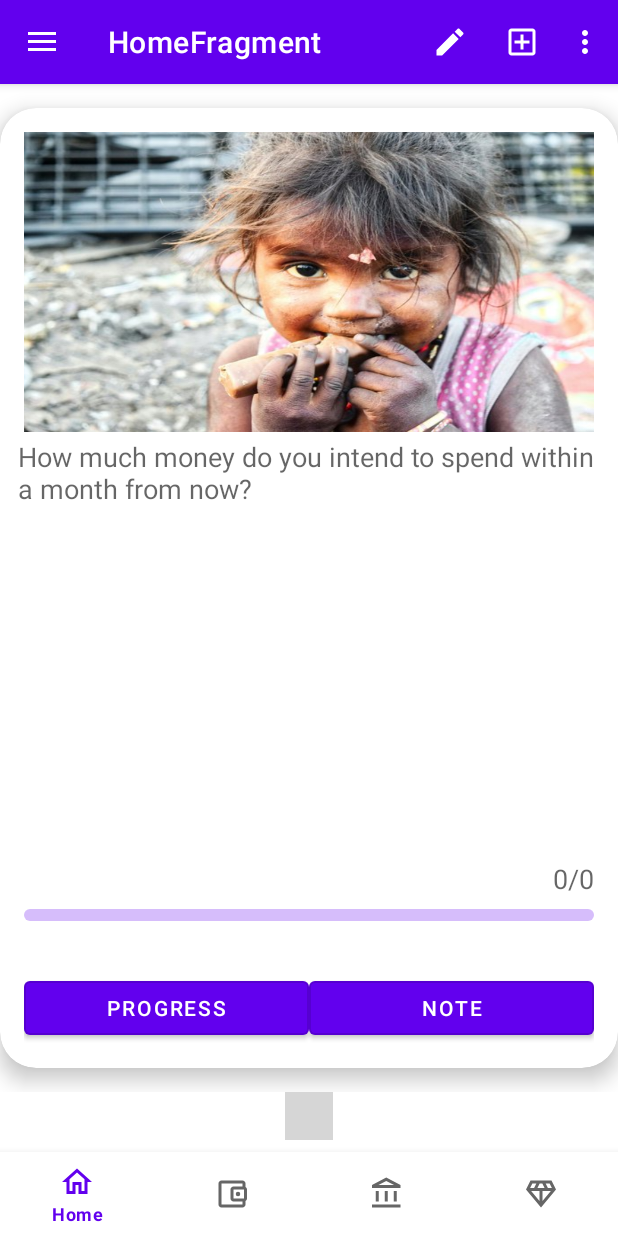
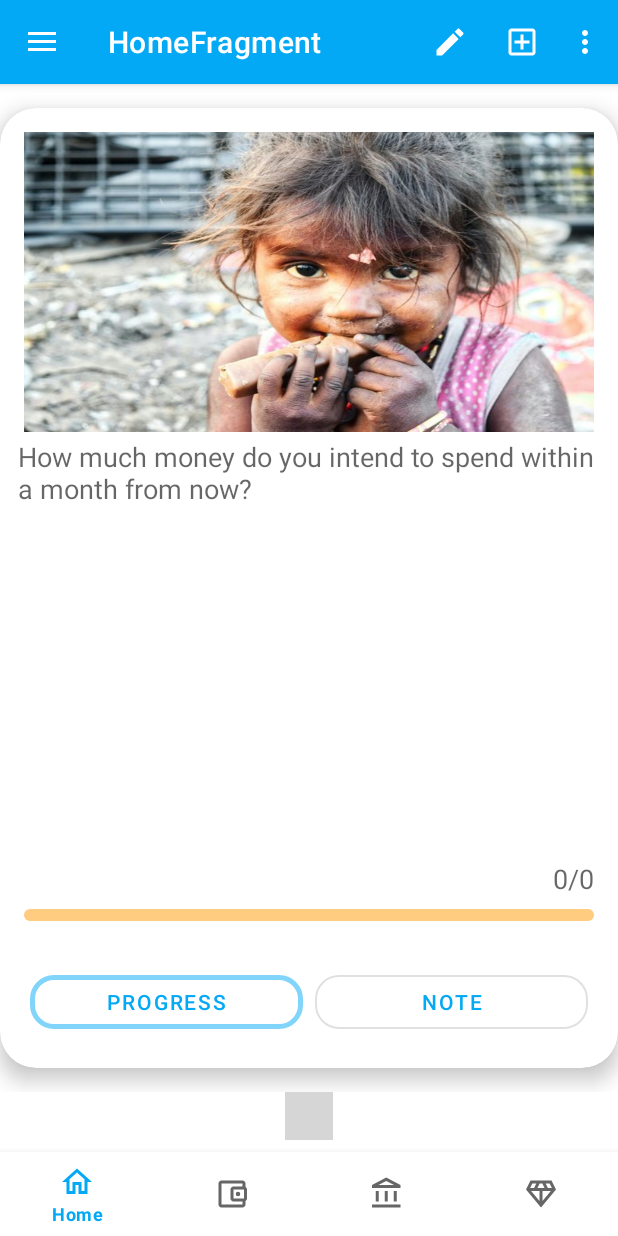
Before and after one commit to engamrdiab52/Charity, an Android app: the screen it shows after launch (MainActivity), after a tap on "OK", on a phone screen of 412 x 824 dp. Run offline under Robolectric (Android 15) with nearby library versions, the light colour scheme and no system bars; our stand-ins replace data binding, navigation-ui; libraries missing offline, so code that uses them is left out: com.afollestad.materialdialogs, com.tbuonomo.viewpagerdotsindicator; plain views replace SpringDotsIndicator; 11 statements that could not run were skipped; grey boxes are pictures that could not be loaded.

Commit message:
reformate code

```diff
--- a/app/src/main/java/com/amrabdelhamiddiab/charity/CharityApp.kt
+++ b/app/src/main/java/com/amrabdelhamiddiab/charity/CharityApp.kt
@@ -4,9 +4,8 @@ import android.app.Application
 import android.app.NotificationChannel
 import android.app.NotificationManager
 import android.os.Build
-import com.amrabdelhamiddiab.charity.frameWork.CharityViewModel
 import com.amrabdelhamiddiab.charity.frameWork.CharityViewModelFactory
-import com.amrabdelhamiddiab.charity.frameWork.Constants.CHANNEL_ID_PERIOD_WORK
+import com.amrabdelhamiddiab.core.domain.Constants.CHANNEL_ID_PERIOD_WORK
 
 class CharityApp : Application() {
     override fun onCreate() {
--- a/app/src/main/java/com/amrabdelhamiddiab/charity/frameWork/PeriodicBackgroundNotification.kt
+++ b/app/src/main/java/com/amrabdelhamiddiab/charity/frameWork/PeriodicBackgroundNotification.kt
@@ -11,7 +11,7 @@ import androidx.work.Worker
 import androidx.work.WorkerParameters
 import com.amrabdelhamiddiab.charity.MainActivity
 import com.amrabdelhamiddiab.charity.R
-import com.amrabdelhamiddiab.charity.frameWork.Constants.CHANNEL_ID_PERIOD_WORK
+import com.amrabdelhamiddiab.core.domain.Constants.CHANNEL_ID_PERIOD_WORK
 
 class PeriodicBackgroundNotification(
     private val context: Context,
--- a/app/src/main/java/com/amrabdelhamiddiab/charity/presentation/home/HomeFragment.kt
+++ b/app/src/main/java/com/amrabdelhamiddiab/charity/presentation/home/HomeFragment.kt
@@ -14,7 +14,6 @@ import com.amrabdelhamiddiab.charity.R
 import com.amrabdelhamiddiab.charity.databinding.FragmentHomeBinding
 import com.amrabdelhamiddiab.charity.frameWork.CharityViewModelFactory
 import com.amrabdelhamiddiab.charity.frameWork.HorizontalMarginItemDecoration
-import com.amrabdelhamiddiab.charity.frameWork.ViewPagerAdapter
 import com.amrabdelhamiddiab.charity.frameWork.targetScreenDataList
 import com.tbuonomo.viewpagerdotsindicator.SpringDotsIndicator
 
@@ -97,6 +96,9 @@ class HomeFragment : Fragment() {
                     viewModel.counterForFakeTime = 0
                 }
                 viewModel.fakeTime += DAY
+                Log.d(TAG, "${viewModel.fakeTime} +  ${viewModel.counterForFakeTime}")
+                adapter.run { notifyDataSetChanged() }
+
                 true
             }
             else -> super.onOptionsItemSelected(item)
--- a/app/src/main/java/com/amrabdelhamiddiab/charity/frameWork/ViewPagerAdapter.kt
+++ b/app/src/main/java/com/amrabdelhamiddiab/charity/presentation/home/ViewPagerAdapter.kt
@@ -1,4 +1,4 @@
-package com.amrabdelhamiddiab.charity.frameWork
+package com.amrabdelhamiddiab.charity.presentation.home
 
 import android.content.Context
 import android.text.Editable
@@ -18,16 +18,17 @@ import com.afollestad.materialdialogs.customview.customView
 import com.afollestad.materialdialogs.customview.getCustomView
 import com.amrabdelhamiddiab.charity.MainActivity.Companion.TAG
 import com.amrabdelhamiddiab.charity.R
-import com.amrabdelhamiddiab.charity.presentation.home.HomeFragment
-import com.amrabdelhamiddiab.charity.presentation.home.HomeViewModel
+import com.amrabdelhamiddiab.charity.frameWork.TargetScreenData
+import com.google.android.material.button.MaterialButton
 import com.google.android.material.progressindicator.LinearProgressIndicator
 import com.google.android.material.textfield.TextInputEditText
+import kotlin.math.roundToInt
 
 class ViewPagerAdapter(
     private val targetList: List<TargetScreenData>,
     private val viewModel: HomeViewModel,
     private val context: Context,
-    private val onClickListener: ViewPagerAdapter.OnClickListener
+    private val onClickListener: OnClickListener
 
 ) :
     RecyclerView.Adapter<ViewPagerAdapter.ViewPagerHolder>() {
@@ -49,25 +50,41 @@ class ViewPagerAdapter(
         return targetList.size
     }
 
-  inner  class ViewPagerHolder(itemView: View) : RecyclerView.ViewHolder(itemView) {
+    override fun getItemViewType(position: Int): Int {
+        return when (position) {
+            0 -> MONEY
+            1 -> HELP
+            2 -> KIND
+            3 -> PRAY
+            4 -> SMILE
+            5 -> SHARE
+            else -> MONEY
+        }
+
+    }
+
+    inner class ViewPagerHolder(itemView: View) : RecyclerView.ViewHolder(itemView) {
 
         private val ivSliderImage = itemView.findViewById<ImageView>(R.id.imageView)
         private val tvDescription = itemView.findViewById<TextView>(R.id.text_view_description)
-        private val progressIndicator =
+        private var progressIndicator =
             itemView.findViewById<LinearProgressIndicator>(R.id.progress_bar)
         private val currentRatio = itemView.findViewById<TextView>(R.id.text_view_current_max_value)
         private val statusTv = itemView.findViewById<TextView>(R.id.tv_status)
-        private val editGoalButton = itemView.findViewById<Button>(R.id.btn_edit_goal)
-      private val imageViewCompleted = itemView.findViewById<ImageView>(R.id.image_view_completed)
+        private val editGoalButton = itemView.findViewById<MaterialButton>(R.id.btn_edit_goal)
+        private val imageViewCompleted = itemView.findViewById<ImageView>(R.id.image_view_completed)
         fun bind(image: Int, viewModel: HomeViewModel, itemString: Int) {
-            when (image) {
-                R.drawable.money_image -> {
+            when (itemViewType) {
+                MONEY -> {
+
                     //////////////////////////////////////
                     "${viewModel.moneyCurrentValue}/${viewModel.moneyMaxValue}".also {
                         currentRatio.text = it
                     }
                     tvDescription.setText(R.string.money_description)
                     ivSliderImage.setImageResource(R.drawable.money_image)
+                    progressIndicator.setProgressCompat(((viewModel.moneyCurrentValue/viewModel.moneyMaxValue.toFloat())*100).roundToInt(), false)
+                   // progressIndicator.max = viewModel.moneyMaxValue
                     ///////////////////////////////////
                     estimateProgress(
                         viewModel.moneyCurrentValue, viewModel.moneyMaxValue, statusTv
@@ -79,17 +96,19 @@ class ViewPagerAdapter(
                             currentRatio,
                             viewModel.moneyMaxValue,
                             viewModel.moneyCurrentValue,
-                            image
+                            MONEY
                         )
                     }
                 }
-                R.drawable.help_image -> {
+                HELP -> {
                     /////////////////////////
                     "${viewModel.helpCurrentValue}/${viewModel.helpMaxValue}".also {
                         currentRatio.text = it
                     }
                     tvDescription.setText(R.string.help_description)
                     ivSliderImage.setImageResource(R.drawable.help_image)
+                    progressIndicator.setProgressCompat(((viewModel.helpCurrentValue/viewModel.helpMaxValue.toFloat())*100).roundToInt(), false)
+                  //  progressIndicator.max = viewModel.helpMaxValue
                     ////////////////////////
                     estimateProgress(
                         viewModel.helpCurrentValue,
@@ -103,17 +122,19 @@ class ViewPagerAdapter(
                             currentRatio,
                             viewModel.helpMaxValue,
                             viewModel.helpCurrentValue,
-                            image
+                            HELP
                         )
                     }
                 }
-                R.drawable.kind_image -> {
+                KIND -> {
                     /////////////////////////
                     "${viewModel.kindCurrentValue}/${viewModel.kindMaxValue}".also {
                         currentRatio.text = it
                     }
                     tvDescription.setText(R.string.kind_description)
                     ivSliderImage.setImageResource(R.drawable.kind_image)
+                    progressIndicator.setProgressCompat(((viewModel.kindCurrentValue/viewModel.kindMaxValue.toFloat())*100).roundToInt(), false)
+                   // progressIndicator.max = viewModel.kindMaxValue
                     /////////////////////////
                     estimateProgress(
                         viewModel.kindCurrentValue,
@@ -128,17 +149,20 @@ class ViewPagerAdapter(
                             currentRatio,
                             viewModel.kindMaxValue,
                             viewModel.kindCurrentValue,
-                            image
+                            KIND
                         )
+
                     }
                 }
-                R.drawable.pray_image -> {
+                PRAY -> {
                     /////////////////////////
                     "${viewModel.prayCurrentValue}/${viewModel.prayMaxValue}".also {
                         currentRatio.text = it
                     }
                     tvDescription.setText(R.string.pray_description)
                     ivSliderImage.setImageResource(R.drawable.pray_image)
+                    progressIndicator.setProgressCompat(((viewModel.prayCurrentValue/viewModel.prayMaxValue.toFloat())*100).roundToInt(), false)
+                  //  progressIndicator.max = viewModel.prayMaxValue
                     /////////////////////////
                     estimateProgress(
                         viewModel.prayCurrentValue,
@@ -152,17 +176,19 @@ class ViewPagerAdapter(
                             currentRatio,
                             viewModel.prayMaxValue,
                             viewModel.prayCurrentValue,
-                            image
+                            PRAY
                         )
                     }
                 }
-                R.drawable.smile_image -> {
+                SMILE -> {
                     /////////////////////////
                     "${viewModel.smileCurrentValue}/${viewModel.smileMaxValue}".also {
                         currentRatio.text = it
                     }
                     tvDescription.setText(R.string.smile_description)
                     ivSliderImage.setImageResource(R.drawable.smile_image)
+                    progressIndicator.setProgressCompat(((viewModel.smileCurrentValue/viewModel.smileMaxValue.toFloat())*100).roundToInt(), false)
+                   // progressIndicator.max = viewModel.smileMaxValue
                     /////////////////////////
                     estimateProgress(
                         viewModel.smileCurrentValue,
@@ -176,17 +202,19 @@ class ViewPagerAdapter(
                             currentRatio,
                             viewModel.smileMaxValue,
                             viewModel.smileCurrentValue,
-                            image
+                            SMILE
                         )
                     }
                 }
-                R.drawable.share_image -> {
+                SHARE -> {
                     /////////////////////////
                     "${viewModel.shareCurrentValue}/${viewModel.shareMaxValue}".also {
                         currentRatio.text = it
                     }
                     tvDescription.setText(R.string.share_description)
                     ivSliderImage.setImageResource(R.drawable.share_image)
+                    progressIndicator.setProgressCompat(((viewModel.shareCurrentValue/viewModel.shareMaxValue.toFloat())*100).roundToInt(), false)
+                   // progressIndicator.max = viewModel.shareMaxValue
                     /////////////////////////
                     estimateProgress(
                         viewModel.shareCurrentValue,
@@ -200,12 +228,13 @@ class ViewPagerAdapter(
                             currentRatio,
                             viewModel.shareMaxValue,
                             viewModel.shareCurrentValue,
-                            image
+                            SHARE
                         )
                     }
                 }
             }
         }
+
         private fun estimateProgress(currentValue: Int, maximumValue: Int, statusView: TextView) {
             val value = ((currentValue / maximumValue.toDouble()) * 100)
             val week = estimateWeek()
@@ -227,7 +256,7 @@ class ViewPagerAdapter(
                     value = 3
                 }
                 ((viewModel.savedTime + viewModel.fakeTime) - viewModel.savedTime) > (HomeFragment.DAY * 7 * 3) &&
-                        ((viewModel.savedTime + viewModel.fakeTime) - viewModel.savedTime) <= (HomeFragment.DAY * 7 * 4) -> {
+                        ((viewModel.savedTime + viewModel.fakeTime) - viewModel.savedTime) < ((HomeFragment.DAY * 7 * 4) + HomeFragment.DAY) -> {
                     value = 4
                 }
             }
@@ -265,8 +294,6 @@ class ViewPagerAdapter(
                     }
                 }
             }
-            //   Log.d(TAG, "writeTextStatus    $value   $n")
-
         }
 
         private fun displaySuccessDialog(
@@ -274,7 +301,7 @@ class ViewPagerAdapter(
             textView: TextView,
             maxValue: Int,
             currentValue: Int,
-            imageResource: Int
+            itemType: Int
         ) {
             var value = 0
             var valueString: String? = ""
@@ -284,8 +311,8 @@ class ViewPagerAdapter(
                 context
             ).customView(R.layout.layout_bottom_sheet).cornerRadius(8f)
                 .positiveButton(R.string.text_ok).onDismiss {
-                    when (imageResource) {
-                        R.drawable.money_image -> {
+                    when (itemType) {
+                        MONEY -> {
                             maxValueFromViewModel = viewModel.moneyMaxValue
                             if (!valueString.isNullOrBlank()) {
                                 if (value <= maxValueFromViewModel) {
@@ -305,13 +332,8 @@ class ViewPagerAdapter(
                                 }
                             }
                             valueFromViewModel = viewModel.moneyCurrentValue
-
-                            Log.d(
-                                TAG,
-                                valueFromViewModel.toString() + maxValueFromViewModel.toString()
-                            )
                         }
-                        R.drawable.help_image -> {
+                        HELP -> {
                             maxValueFromViewModel = viewModel.helpMaxValue
                             if (!valueString.isNullOrBlank()) {
                                 if (value <= maxValueFromViewModel) {
@@ -333,7 +355,7 @@ class ViewPagerAdapter(
                             valueFromViewModel = viewModel.helpCurrentValue
 
                         }
-                        R.drawable.kind_image -> {
+                        KIND -> {
                             maxValueFromViewModel = viewModel.kindMaxValue
                             if (!valueString.isNullOrBlank()) {
                                 if (value <= maxValueFromViewModel) {
@@ -354,7 +376,7 @@ class ViewPagerAdapter(
                             }
                             valueFromViewModel = viewModel.kindCurrentValue
                         }
-                        R.drawable.pray_image -> {
+                        PRAY -> {
                             maxValueFromViewModel = viewModel.prayMaxValue
                             if (!valueString.isNullOrBlank()) {
                                 if (value <= maxValueFromViewModel) {
@@ -376,7 +398,7 @@ class ViewPagerAdapter(
                             valueFromViewModel = viewModel.prayCurrentValue
 
                         }
-                        R.drawable.smile_image -> {
+                        SMILE -> {
                             maxValueFromViewModel = viewModel.smileMaxValue
                             if (!valueString.isNullOrBlank()) {
                                 if (value <= maxValueFromViewModel) {
@@ -397,7 +419,7 @@ class ViewPagerAdapter(
                             }
                             valueFromViewModel = viewModel.smileCurrentValue
                         }
-                        R.drawable.share_image -> {
+                        SHARE -> {
                             maxValueFromViewModel = viewModel.shareMaxValue
                             if (!valueString.isNullOrBlank()) {
                                 if (value <= maxValueFromViewModel) {
@@ -406,7 +428,7 @@ class ViewPagerAdapter(
                                     Toast.makeText(
                                         context,
                                         "Error value",
-                                        Toast.LENGTH_SHORT
+                                        Toast.LENGTH_LONG
                                     )
                                         .show()
                                 }
@@ -420,9 +442,8 @@ class ViewPagerAdapter(
 
                         }
                     }
-                    progressIndicator.progress = valueFromViewModel
+                    progressIndicator.setProgressCompat(((valueFromViewModel/maxValueFromViewModel.toFloat())*100).roundToInt(), false)
                     "$valueFromViewModel/$maxValueFromViewModel".also { textView.text = it }
-                  //  displayToast(valueFromViewModel.toString())
                 }
 
             val custom = layoutMe.getCustomView()
@@ -452,7 +473,16 @@ class ViewPagerAdapter(
 
     }
 
- class OnClickListener(val clickListener: (imageResource: Int) -> Unit) {
-    fun onClick(imageResource: Int) = clickListener(imageResource)
+    class OnClickListener(val clickListener: (imageResource: Int) -> Unit) {
+        fun onClick(imageResource: Int) = clickListener(imageResource)
+    }
+
+    companion object {
+        private const val MONEY : Int = 0
+        private const val HELP : Int = 1
+        private const val KIND : Int = 2
+        private const val PRAY : Int = 3
+        private const val SMILE : Int = 4
+        private const val SHARE : Int = 5
+    }
 }
-}
--- a/app/src/main/res/layout/fragment_home.xml
+++ b/app/src/main/res/layout/fragment_home.xml
@@ -27,11 +27,11 @@
             android:layout_marginTop="0dp"
             android:layout_marginBottom="8dp"
             app:dampingRatio="0.5"
-            app:dotsColor="@color/purple_500"
+            app:dotsColor="@color/orange_700"
             app:dotsCornerRadius="4dp"
             app:dotsSize="8dp"
             app:dotsSpacing="6dp"
-            app:dotsStrokeColor="@color/md_disabled_text_dark_theme"
+            app:dotsStrokeColor="@color/blue_200"
             app:dotsStrokeWidth="2dp"
             app:layout_constraintBottom_toBottomOf="parent"
             app:layout_constraintEnd_toEndOf="parent"
--- a/app/src/main/res/layout/item_view_pager.xml
+++ b/app/src/main/res/layout/item_view_pager.xml
@@ -51,21 +51,25 @@
             android:layout_marginBottom="90dp"
             android:contentDescription="@string/status_bar"
             android:elevation="4dp"
+            android:max="100"
+            app:trackColor="@color/orange_200"
+            app:indicatorColor="@color/orange_700"
             app:indicatorDirectionLinear="startToEnd"
             app:layout_constraintBottom_toBottomOf="parent"
             app:layout_constraintEnd_toEndOf="parent"
             app:layout_constraintStart_toStartOf="parent"
             app:trackCornerRadius="5dp"
             app:trackThickness="8dp" />
+
         <TextView
             android:id="@+id/text_view_current_max_value"
             android:layout_width="wrap_content"
             android:layout_height="wrap_content"
             android:layout_marginEnd="8dp"
-            android:layout_marginBottom="8dp"
             android:textAppearance="@style/TextAppearance.AppCompat.Medium"
-            app:layout_constraintBottom_toTopOf="@+id/progress_bar"
+            app:layout_constraintBottom_toBottomOf="@+id/tv_status"
             app:layout_constraintEnd_toEndOf="parent"
+            app:layout_constraintTop_toTopOf="@+id/tv_status"
             tools:text="20/80" />
 
         <ImageView
@@ -84,11 +88,11 @@
             android:id="@+id/tv_status"
             android:layout_width="wrap_content"
             android:layout_height="wrap_content"
-            android:layout_marginTop="8dp"
-            android:layout_marginEnd="8dp"
+            android:layout_marginStart="8dp"
+            android:layout_marginBottom="8dp"
             android:textAppearance="@style/TextAppearance.AppCompat.Medium"
-            app:layout_constraintEnd_toStartOf="@+id/image_view_completed"
-            app:layout_constraintTop_toBottomOf="@+id/progress_bar"
+            app:layout_constraintBottom_toTopOf="@+id/progress_bar"
+            app:layout_constraintStart_toStartOf="parent"
             tools:text="You can edit the target" />
 
         <LinearLayout
@@ -102,21 +106,28 @@
             app:layout_constraintEnd_toEndOf="parent"
             app:layout_constraintStart_toStartOf="parent">
 
-            <Button
+            <com.google.android.material.button.MaterialButton
                 android:id="@+id/btn_edit_goal"
                 android:layout_width="match_parent"
                 android:layout_height="wrap_content"
                 android:layout_weight="1"
+                app:elevation="4dp"
+                app:strokeWidth="3dp"
+                app:strokeColor="@color/blue_200"
+                android:layout_margin="4dp"
+                app:cornerRadius="16dp"
                 android:text="@string/edit_goal"
-                android:theme="@style/Widget.MaterialComponents.Button.OutlinedButton" />
+                style="@style/Widget.MaterialComponents.Button.OutlinedButton" />
 
-            <Button
+            <com.google.android.material.button.MaterialButton
                 android:id="@+id/write_note"
                 android:layout_width="match_parent"
                 android:layout_height="wrap_content"
                 android:layout_weight="1"
+                android:layout_margin="4dp"
+                app:cornerRadius="16dp"
                 android:text="@string/note"
-                android:theme="@style/Widget.MaterialComponents.Button.OutlinedButton" />
+                style="@style/Widget.MaterialComponents.Button.OutlinedButton" />
         </LinearLayout>
 
     </androidx.constraintlayout.widget.ConstraintLayout>
--- a/app/src/main/res/layout/layout_bottom_sheet.xml
+++ b/app/src/main/res/layout/layout_bottom_sheet.xml
@@ -3,6 +3,7 @@
     xmlns:tools="http://schemas.android.com/tools"
     android:layout_width="match_parent"
     android:layout_height="wrap_content"
+    android:background="@color/white_gray"
     xmlns:app="http://schemas.android.com/apk/res-auto">
 
     <TextView
@@ -63,6 +64,7 @@
 
         <com.google.android.material.textfield.TextInputEditText
             android:id="@+id/edit_text_new_value"
+            android:background="@color/white"
             android:layout_width="match_parent"
             android:layout_height="wrap_content"
             android:inputType="number"
--- a/app/src/main/res/values/colors.xml
+++ b/app/src/main/res/values/colors.xml
@@ -10,4 +10,11 @@
     <color name="red">#F40909</color>
     <color name="yellow">#FFEB3B</color>
     <color name="gray">#6A6565</color>
+    <color name="white_gray">#F3F3F3</color>
+
+    <color name="blue_200">#81D4FA</color>
+    <color name="blue_500">#03A9F4</color>
+    <color name="blue_700">#0288D1</color>
+    <color name="orange_200">#FFCC80</color>
+    <color name="orange_700">#F57C00</color>
 </resources>
--- a/app/src/main/res/values/themes.xml
+++ b/app/src/main/res/values/themes.xml
@@ -2,15 +2,15 @@
     <!-- Base application theme. -->
     <style name="Theme.Charity" parent="Theme.MaterialComponents.DayNight.DarkActionBar">
         <!-- Primary brand color. -->
-        <item name="colorPrimary">@color/purple_500</item>
-        <item name="colorPrimaryVariant">@color/purple_700</item>
+        <item name="colorPrimary">@color/blue_500</item>
+        <item name="colorPrimaryVariant">@color/blue_700</item>
         <item name="colorOnPrimary">@color/white</item>
         <!-- Secondary brand color. -->
-        <item name="colorSecondary">@color/teal_200</item>
-        <item name="colorSecondaryVariant">@color/teal_700</item>
+        <item name="colorSecondary">@color/orange_200</item>
+        <item name="colorSecondaryVariant">@color/orange_700</item>
         <item name="colorOnSecondary">@color/black</item>
         <!-- Status bar color. -->
-        <item name="android:statusBarColor" tools:targetApi="l">?attr/colorPrimaryVariant</item>
+        <item name="android:statusBarColor" tools:targetApi="l">?attr/colorPrimary</item>
         <!-- Customize your theme here. -->
     </style>
 
--- a/app/src/main/java/com/amrabdelhamiddiab/charity/frameWork/Constants.kt
+++ b/core/src/main/java/com/amrabdelhamiddiab/core/domain/Constants.kt
@@ -1,4 +1,4 @@
-package com.amrabdelhamiddiab.charity.frameWork
+package com.amrabdelhamiddiab.core.domain
 
 object Constants {
     const val CHANNEL_ID_PERIOD_WORK = "PERIODIC_APP_UPDATES"
```
